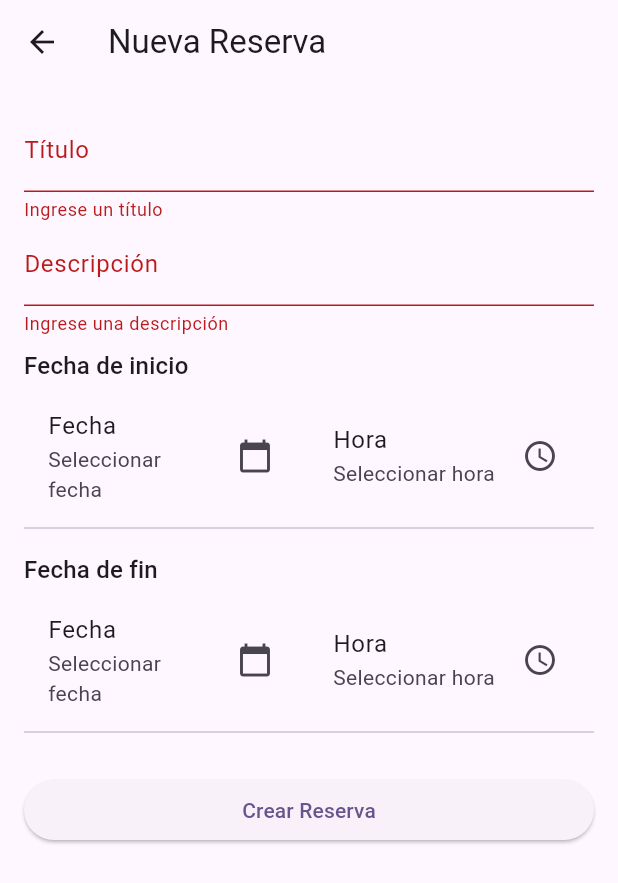
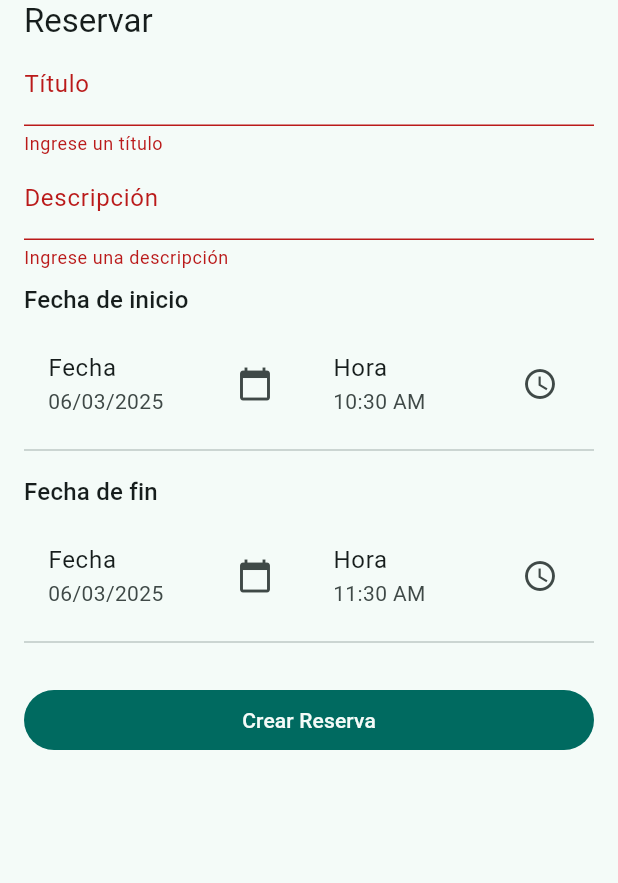
Before and after one commit to juanchiriera/PilarWork, a Flutter app: the NuevaReservaView widget shown alone on an empty page, opened directly with empty values, after a tap on "Crear Reserva", on a phone screen of 412 x 824 dp. Shown: the top 883 px of the screen. Run offline on Flutter 3.47's test engine with Material 3 defaults, Android fonts, the phone set to English and light mode, and no system bars; our stand-ins replace syncfusion_flutter_calendar, table_calendar; network calls fail.

Commit message:
Agregados los datos al crear reserva. Se agrega el titulo y descripcion al modelo.

```diff
--- a/pilarwork_app/lib/main.dart
+++ b/pilarwork_app/lib/main.dart
@@ -14,7 +14,7 @@ class MyApp extends StatelessWidget {
     return MaterialApp(
       title: 'Pilar Work',
       theme: ThemeData(
-        colorScheme: ColorScheme.fromSeed(seedColor: Colors.deepPurple),
+        colorScheme: ColorScheme.fromSeed(seedColor: Colors.teal),
         useMaterial3: true,
       ),
       home: const HomePage(title: 'Pilar Work Home Page'),
--- a/pilarwork_app/lib/model/reserva_model.dart
+++ b/pilarwork_app/lib/model/reserva_model.dart
@@ -3,12 +3,16 @@ class Reserva {
   final String espacio;
   final DateTime startTime;
   final DateTime endTime;
+  final String descripcion;
+  final String titulo;
 
   Reserva({
     required this.id,
     required this.espacio,
     required this.startTime,
     required this.endTime,
+    this.descripcion = '',
+    this.titulo = '',
   });
 
   factory Reserva.fromJson(Map<String, dynamic> json) {
@@ -17,6 +21,8 @@ class Reserva {
       startTime: DateTime.parse(json['fechaInicio']).toLocal(),
       endTime: DateTime.parse(json['fechaFin']).toLocal(),
       espacio: json['espacio'],
+      descripcion: json['descripcion'] ?? '',
+      titulo: json['titulo'] ?? '',
     );
   }
 
--- a/pilarwork_app/lib/views/nueva_reserva_view.dart
+++ b/pilarwork_app/lib/views/nueva_reserva_view.dart
@@ -3,12 +3,16 @@ import 'package:intl/intl.dart';
 import 'package:http/http.dart' as http;
 import 'dart:convert';
 
+import 'package:pilarwork_app/model/espacio_model.dart';
+
 class NuevaReservaView extends StatefulWidget {
   final DateTime? date;
-  const NuevaReservaView(this.date, {super.key});
+  final Espacio espacio;
+
+  const NuevaReservaView(this.date, this.espacio, {super.key});
 
   @override
-  _NuevaReservaViewState createState() => _NuevaReservaViewState();
+  State createState() => _NuevaReservaViewState();
 }
 
 class _NuevaReservaViewState extends State<NuevaReservaView> {
@@ -21,11 +25,23 @@ class _NuevaReservaViewState extends State<NuevaReservaView> {
   DateTime? _endDate;
   TimeOfDay? _endTime;
 
+  @override
+  void initState() {
+    super.initState();
+    _startDate = widget.date ?? DateTime.now();
+    _endDate = widget.date?.add(Duration(hours: 1)) ??
+        DateTime.now().add(Duration(hours: 1));
+    _startTime = TimeOfDay.fromDateTime(_startDate!);
+    _endTime = TimeOfDay.fromDateTime(_endDate!);
+  }
+
   Future<void> _handleSubmit() async {
     if (!_formKey.currentState!.validate()) return;
 
-    if (_startDate == null || _startTime == null ||
-        _endDate == null || _endTime == null) {
+    if (_startDate == null ||
+        _startTime == null ||
+        _endDate == null ||
+        _endTime == null) {
       ScaffoldMessenger.of(context).showSnackBar(
         const SnackBar(content: Text('Seleccione las fechas y horas')),
       );
@@ -48,17 +64,16 @@ class _NuevaReservaViewState extends State<NuevaReservaView> {
       _endTime!.minute,
     );
 
-    // TODO arreglar los datos enviados al back para crear correctamente la reserva
-
     try {
       final response = await http.post(
         Uri.parse('http://localhost:3000/api/reservas'),
         headers: {'Content-Type': 'application/json'},
         body: json.encode({
-          'title': _titleController.text,
-          'description': _descriptionController.text,
+          'titulo': _titleController.text,
+          'descripcion': _descriptionController.text,
           'fechaInicio': startDateTime.toIso8601String(),
           'fechaFin': endDateTime.toIso8601String(),
+          'elementos': widget.espacio.elementos,
         }),
       );
 
@@ -79,27 +94,27 @@ class _NuevaReservaViewState extends State<NuevaReservaView> {
 
   @override
   Widget build(BuildContext context) {
-    return Scaffold(
-      appBar: AppBar(title: const Text('Nueva Reserva')),
-      body: Padding(
-        padding: const EdgeInsets.all(16.0),
+    return Padding(
+      padding: const EdgeInsets.only(left: 16.0, right: 16.0, bottom: 8.0),
       child: Form(
         key: _formKey,
         child: ListView(
           children: [
+            Text(
+              'Reservar ${widget.espacio.name}',
+              style: Theme.of(context).textTheme.titleLarge,
+            ),
             TextFormField(
               controller: _titleController,
               decoration: const InputDecoration(labelText: 'Título'),
-                validator: (value) => value?.isEmpty ?? true
-                    ? 'Ingrese un título'
-                    : null,
+              validator: (value) =>
+                  value?.isEmpty ?? true ? 'Ingrese un título' : null,
             ),
             TextFormField(
               controller: _descriptionController,
               decoration: const InputDecoration(labelText: 'Descripción'),
-                validator: (value) => value?.isEmpty ?? true
-                    ? 'Ingrese una descripción'
-                    : null,
+              validator: (value) =>
+                  value?.isEmpty ?? true ? 'Ingrese una descripción' : null,
             ),
             _DateTimeSection(
               label: 'Fecha de inicio',
@@ -144,12 +159,18 @@ class _NuevaReservaViewState extends State<NuevaReservaView> {
               },
             ),
             const SizedBox(height: 20),
-              ElevatedButton(
+            TextButton(
+              style: TextButton.styleFrom(
+                // primary: Colors.white,
+                backgroundColor: Theme.of(context).primaryColor,
+              ),
               onPressed: _handleSubmit,
-                child: const Text('Crear Reserva'),
+              child: Text(
+                'Crear Reserva',
+                style: TextStyle(color: Theme.of(context).cardColor),
+              ),
             ),
           ],
-          ),
         ),
       ),
     );
@@ -195,9 +216,8 @@ class _DateTimeSection extends StatelessWidget {
             Expanded(
               child: ListTile(
                 title: const Text('Hora'),
-                subtitle: Text(time != null
-                    ? time!.format(context)
-                    : 'Seleccionar hora'),
+                subtitle: Text(
+                    time != null ? time!.format(context) : 'Seleccionar hora'),
                 onTap: onTimePressed,
                 trailing: const Icon(Icons.access_time),
               ),
--- a/pilarwork_app/lib/widgets/reserva_list_tile.dart
+++ b/pilarwork_app/lib/widgets/reserva_list_tile.dart
@@ -3,6 +3,9 @@ import 'package:flutter/widgets.dart';
 import 'package:pilarwork_app/model/reserva_model.dart';
 import 'package:pilarwork_app/utils/TimeUtils.dart';
 
+//TODO: Hacer que al tocar una reserva, se abra una vista de detalle (crear la vista de detalle en un archivo nuevo)
+// La vista de detalle (reserva_virew.dart) debería mostrar la información de la reserva
+// La vista de detalle debería tener un botón para cancelar la reserva, que al tocarlo, debería mostrar un diálogo de confirmación
 class ReservaListTile extends StatelessWidget {
   const ReservaListTile({
     super.key,
@@ -14,7 +17,7 @@ class ReservaListTile extends StatelessWidget {
   @override
   Widget build(BuildContext context) {
     return ListTile(
-      title: Text(reserva.espacio),
+      title: Text(reserva.titulo.isNotEmpty ? reserva.titulo : reserva.espacio),
       subtitle: Text(
           '${TimeUtils.formatTime(reserva.startTime)} - ${TimeUtils.formatTime(reserva.endTime)}'),
     );
```
Also changed, not shown: pilarwork_app/lib/views/calendar_view.dart (+25 -3 lines), 1 other file. Lines whose indentation alone changed are shown as unchanged.
